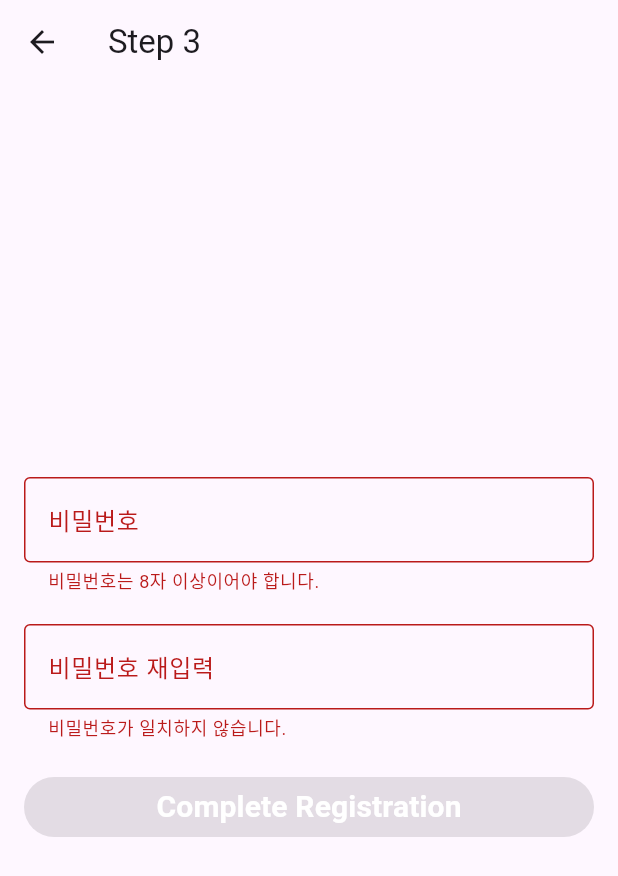
After one commit to yangster-chief/fastcampus_bloc_text_form_exam, a Flutter app: the StepThree screen opened directly, on a phone screen of 412 x 824 dp. The commit adds this screen. Shown: the top 876 px of the screen. Run offline on Flutter 3.47's test engine with Material 3 defaults, Android fonts, the phone set to English and light mode, and no system bars; our stand-ins replace flutter_bloc.

Commit message:
add bloc

```diff
--- /dev/null
+++ b/lib/bloc/email_bloc.dart
@@ -0,0 +1,30 @@
+import 'package:bloc_text_form_exam/regx.dart';
+import 'package:flutter_bloc/flutter_bloc.dart';
+
+///
+/// bloc_text_form_exam
+/// File Name: email_bloc
+/// Created by sujangmac
+///
+/// Description:
+///
+
+part 'email_event.dart';
+part 'email_state.dart';
+
+class EmailBloc extends Bloc<EmailEvent, EmailState> {
+  EmailBloc() : super(const EmailState(email: '', isValid: false)) {
+    on<EmailChanged>(_onEmailChanged);
+    on<EmailSubmitted>(_onEmailSubmitted);
+  }
+
+  void _onEmailChanged(EmailChanged event, Emitter<EmailState> emit) {
+    final email = event.email;
+    final isValid = emailRegExp.hasMatch(email);
+    emit(EmailState(email: email, isValid: isValid));
+  }
+
+  void _onEmailSubmitted(EmailSubmitted event, Emitter<EmailState> emit) {
+    emit(const EmailState(email: '', isValid: false));
+  }
+}
--- /dev/null
+++ b/lib/bloc/email_event.dart
@@ -0,0 +1,23 @@
+///
+/// bloc_text_form_exam
+/// File Name: email_event
+/// Created by sujangmac
+///
+/// Description:
+///
+
+part of 'email_bloc.dart';
+
+sealed class EmailEvent {
+  const EmailEvent();
+}
+
+final class EmailChanged extends EmailEvent {
+  final String email;
+
+  const EmailChanged(this.email);
+}
+
+final class EmailSubmitted extends EmailEvent {
+  const EmailSubmitted();
+}
--- /dev/null
+++ b/lib/bloc/email_state.dart
@@ -0,0 +1,16 @@
+///
+/// bloc_text_form_exam
+/// File Name: email_state
+/// Created by sujangmac
+///
+/// Description:
+///
+
+part of 'email_bloc.dart';
+
+class EmailState {
+  final String email;
+  final bool isValid;
+
+  const EmailState({required this.email, required this.isValid});
+}
--- /dev/null
+++ b/lib/bloc/name_bloc.dart
@@ -0,0 +1,29 @@
+import 'package:flutter_bloc/flutter_bloc.dart';
+
+///
+/// bloc_text_form_exam
+/// File Name: name_bloc
+/// Created by sujangmac
+///
+/// Description:
+///
+
+part 'name_event.dart';
+part 'name_state.dart';
+
+class NameBloc extends Bloc<NameEvent, NameState> {
+  NameBloc() : super(const NameState(name: '', isValid: false)) {
+    on<NameChanged>(_onNameChanged);
+    on<NameSubmitted>(_onNameSubmitted);
+  }
+
+  void _onNameChanged(NameChanged event, Emitter<NameState> emit) {
+    final name = event.name;
+    final isValid = name.length >= 2;
+    emit(NameState(name: name, isValid: isValid));
+  }
+
+  void _onNameSubmitted(NameSubmitted event, Emitter<NameState> emit) {
+    emit(const NameState(name: '', isValid: false));
+  }
+}
--- /dev/null
+++ b/lib/bloc/name_event.dart
@@ -0,0 +1,22 @@
+///
+/// bloc_text_form_exam
+/// File Name: name_event
+/// Created by sujangmac
+///
+/// Description:
+///
+
+part of 'name_bloc.dart';
+
+sealed class NameEvent {
+  const NameEvent();
+}
+
+final class NameChanged extends NameEvent {
+  final String name;
+  const NameChanged(this.name);
+}
+
+final class NameSubmitted extends NameEvent {
+  const NameSubmitted();
+}
--- /dev/null
+++ b/lib/bloc/name_state.dart
@@ -0,0 +1,16 @@
+///
+/// bloc_text_form_exam
+/// File Name: name_state
+/// Created by sujangmac
+///
+/// Description:
+///
+
+part of 'name_bloc.dart';
+
+class NameState {
+  final String name;
+  final bool isValid;
+
+  const NameState({required this.name, required this.isValid});
+}
--- /dev/null
+++ b/lib/bloc/password_bloc.dart
@@ -0,0 +1,64 @@
+import 'package:flutter_bloc/flutter_bloc.dart';
+
+///
+/// bloc_text_form_exam
+/// File Name: password_bloc
+/// Created by sujangmac
+///
+/// Description:
+///
+
+part 'password_event.dart';
+part 'password_state.dart';
+
+class PasswordBloc extends Bloc<PasswordEvent, PasswordState> {
+  PasswordBloc()
+      : super(const PasswordState(
+          password: '',
+          confirmPassword: '',
+          isPasswordValid: false,
+          isConfirmPasswordValid: false,
+        )) {
+    on<PasswordChanged>(_onPasswordChanged);
+    on<ConfirmPasswordChanged>(_onConfirmPasswordChanged);
+    on<PasswordSubmitted>(_onPasswordSubmitted);
+  }
+
+  void _onPasswordChanged(PasswordChanged event, Emitter<PasswordState> emit) {
+    final newPassword = event.password;
+    final newState = state.copyWith(
+      password: newPassword,
+      isPasswordValid: _isValidPassword(newPassword),
+      isConfirmPasswordValid: _isValidPassword(state.confirmPassword) &&
+          newPassword == state.confirmPassword,
+    );
+
+    emit(newState);
+  }
+
+  void _onConfirmPasswordChanged(
+      ConfirmPasswordChanged event, Emitter<PasswordState> emit) {
+    final newConfirmPassword = event.confirmPassword;
+    final newState = state.copyWith(
+      confirmPassword: newConfirmPassword,
+      isConfirmPasswordValid: _isValidPassword(newConfirmPassword) &&
+          newConfirmPassword == state.password,
+    );
+
+    emit(newState);
+  }
+
+  void _onPasswordSubmitted(
+      PasswordSubmitted event, Emitter<PasswordState> emit) {
+    emit(const PasswordState(
+      password: '',
+      confirmPassword: '',
+      isPasswordValid: false,
+      isConfirmPasswordValid: false,
+    ));
+  }
+
+  bool _isValidPassword(String password) {
+    return password.length >= 8;
+  }
+}
--- /dev/null
+++ b/lib/bloc/password_event.dart
@@ -0,0 +1,29 @@
+///
+/// bloc_text_form_exam
+/// File Name: password_event
+/// Created by sujangmac
+///
+/// Description:
+///
+
+part of 'password_bloc.dart';
+
+sealed class PasswordEvent {
+  const PasswordEvent();
+}
+
+final class PasswordChanged extends PasswordEvent {
+  final String password;
+
+  const PasswordChanged(this.password);
+}
+
+final class ConfirmPasswordChanged extends PasswordEvent {
+  final String confirmPassword;
+
+  const ConfirmPasswordChanged(this.confirmPassword);
+}
+
+final class PasswordSubmitted extends PasswordEvent {
+  const PasswordSubmitted();
+}
--- /dev/null
+++ b/lib/bloc/password_state.dart
@@ -0,0 +1,37 @@
+///
+/// bloc_text_form_exam
+/// File Name: password_state
+/// Created by sujangmac
+///
+/// Description:
+///
+
+part of 'password_bloc.dart';
+
+class PasswordState {
+  final String password;
+  final String confirmPassword;
+  final bool isPasswordValid;
+  final bool isConfirmPasswordValid;
+
+  const PasswordState({
+    required this.password,
+    required this.confirmPassword,
+    required this.isPasswordValid,
+    required this.isConfirmPasswordValid,
+  });
+
+  PasswordState copyWith({
+    String? password,
+    String? confirmPassword,
+    bool? isPasswordValid,
+    bool? isConfirmPasswordValid,
+  }) =>
+      PasswordState(
+        password: password ?? this.password,
+        confirmPassword: confirmPassword ?? this.confirmPassword,
+        isPasswordValid: isPasswordValid ?? this.isPasswordValid,
+        isConfirmPasswordValid:
+            isConfirmPasswordValid ?? this.isConfirmPasswordValid,
+      );
+}
--- /dev/null
+++ b/lib/pages/step_three.dart
@@ -0,0 +1,91 @@
+import 'package:bloc_text_form_exam/bloc/email_bloc.dart';
+import 'package:bloc_text_form_exam/bloc/name_bloc.dart';
+import 'package:bloc_text_form_exam/bloc/password_bloc.dart';
+import 'package:bloc_text_form_exam/widgets/flat_button.dart';
+import 'package:flutter/material.dart';
+import 'package:flutter_bloc/flutter_bloc.dart';
+
+///
+/// bloc_text_form_exam
+/// File Name: step_three
+/// Created by sujangmac
+///
+/// Description:
+///
+
+class StepThree extends StatelessWidget {
+  const StepThree({super.key});
+
+  @override
+  Widget build(BuildContext context) => Scaffold(
+        appBar: AppBar(
+          title: const Text('Step 3'),
+        ),
+        body: Padding(
+          padding: const EdgeInsets.all(16.0),
+          child: Column(
+            mainAxisAlignment: MainAxisAlignment.center,
+            children: [
+              BlocBuilder<PasswordBloc, PasswordState>(
+                builder: (context, state) {
+                  return TextField(
+                    onChanged: (password) => context
+                        .read<PasswordBloc>()
+                        .add(PasswordChanged(password)),
+                    obscureText: true,
+                    decoration: InputDecoration(
+                      labelText: '비밀번호',
+                      hintText: '비밀번호를 입력하세요',
+                      border: const OutlineInputBorder(),
+                      errorText:
+                          !state.isPasswordValid ? '비밀번호는 8자 이상이어야 합니다.' : null,
+                    ),
+                  );
+                },
+              ),
+              const SizedBox(height: 20.0),
+              BlocBuilder<PasswordBloc, PasswordState>(
+                builder: (context, state) {
+                  return TextField(
+                    onChanged: (confirmPassword) => context
+                        .read<PasswordBloc>()
+                        .add(ConfirmPasswordChanged(confirmPassword)),
+                    obscureText: true,
+                    decoration: InputDecoration(
+                      labelText: '비밀번호 재입력',
+                      hintText: '비밀번호를 다시 입력하세요',
+                      border: const OutlineInputBorder(),
+                      errorText: !state.isConfirmPasswordValid
+                          ? '비밀번호가 일치하지 않습니다.'
+                          : null,
+                    ),
+                  );
+                },
+              ),
+              const SizedBox(height: 20.0),
+              BlocBuilder<PasswordBloc, PasswordState>(
+                buildWhen: (previous, current) =>
+                    previous.isPasswordValid != current.isPasswordValid ||
+                    previous.isConfirmPasswordValid !=
+                        current.isConfirmPasswordValid,
+                builder: (context, state) {
+                  return FlatButton(
+                    onPressed: () {
+                      context.read<EmailBloc>().add(const EmailSubmitted());
+                      context.read<NameBloc>().add(const NameSubmitted());
+                      context
+                          .read<PasswordBloc>()
+                          .add(const PasswordSubmitted());
+                      Navigator.popUntil(context, (route) => route.isFirst);
+                    },
+                    text: 'Complete Registration',
+                    isActive:
+                        state.isPasswordValid && state.isConfirmPasswordValid,
+                  );
+                },
+              )
+            ],
+          ),
+        ),
+      );
+}
--- /dev/null
+++ b/lib/regx.dart
@@ -0,0 +1,8 @@
+///
+/// bloc_text_form_exam
+/// File Name: regx
+/// Created by sujangmac
+///
+/// Description:
+///
+final emailRegExp = RegExp(r'^[a-zA-Z0-9._]+@[a-zA-Z0-9]+\.[a-zA-Z]+');
--- /dev/null
+++ b/lib/widgets/flat_button.dart
@@ -0,0 +1,47 @@
+import 'package:flutter/material.dart';
+
+///
+/// bloc_text_form_exam
+/// File Name: flat_button
+/// Created by sujangmac
+///
+/// Description:
+///
+
+class FlatButton extends StatelessWidget {
+  final VoidCallback? onPressed;
+  final String text;
+  final bool isActive;
+
+  const FlatButton({
+    super.key,
+    required this.onPressed,
+    required this.text,
+    required this.isActive,
+  });
+
+  @override
+  Widget build(BuildContext context) {
+    double screenWidth = MediaQuery.of(context).size.width;
+
+    return SizedBox(
+      width: screenWidth,
+      child: ElevatedButton(
+        onPressed: isActive ? onPressed : null,
+        style: ElevatedButton.styleFrom(
+          backgroundColor: isActive ? Colors.blue : Colors.grey,
+          shadowColor: Colors.transparent,
+          elevation: 0,
+        ),
+        child: Text(
+          text,
+          style: const TextStyle(
+            fontSize: 20.0,
+            fontWeight: FontWeight.bold,
+            color: Colors.white,
+          ),
+        ),
+      ),
+    );
+  }
+}
--- a/pubspec.yaml
+++ b/pubspec.yaml
@@ -35,6 +35,7 @@ dependencies:
   # The following adds the Cupertino Icons font to your application.
   # Use with the CupertinoIcons class for iOS style icons.
   cupertino_icons: ^1.0.2
+  flutter_bloc: ^8.1.3
 
 dev_dependencies:
   flutter_test:
```
Also changed, not shown: lib/main.dart (+44 -7 lines), lib/pages/step_one.dart (added, +67 -0 lines), lib/pages/step_two.dart (added, +65 -0 lines), pubspec.lock.
